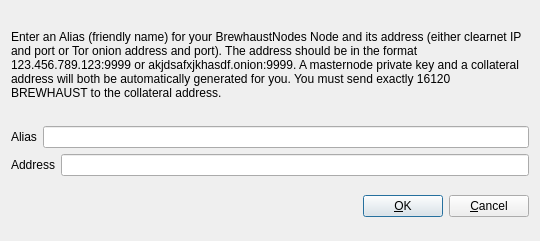
This is src/qt/forms/addeditbrewhaustnode.ui in Nigho/brewhaust as Qt 5 draws it before an edit. The edited form follows.
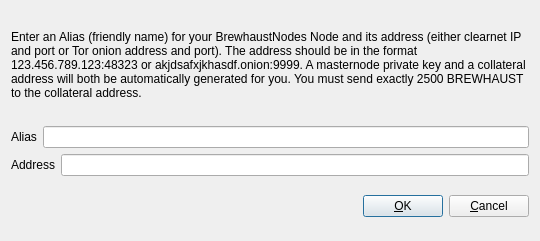
This is the edited form.

Commit message: change RPC port

The edit to the form file:
```diff
--- a/src/qt/forms/addeditbrewhaustnode.ui
+++ b/src/qt/forms/addeditbrewhaustnode.ui
@@ -34,7 +34,7 @@
         </sizepolicy>
        </property>
        <property name="text">
-        <string>&lt;html&gt;&lt;head/&gt;&lt;body&gt;&lt;p&gt;Enter an Alias (friendly name) for your BrewhaustNodes Node and its address (either clearnet IP and port or Tor onion address and port).  The address should be in the format 123.456.789.123:9999 or akjdsafxjkhasdf.onion:9999.  A masternode private key and a collateral address will both be automatically generated for you.  You must send exactly 16120 BREWHAUST to the collateral address.&lt;/p&gt;&lt;/body&gt;&lt;/html&gt;</string>
+        <string>&lt;html&gt;&lt;head/&gt;&lt;body&gt;&lt;p&gt;Enter an Alias (friendly name) for your BrewhaustNodes Node and its address (either clearnet IP and port or Tor onion address and port).  The address should be in the format 123.456.789.123:48323 or akjdsafxjkhasdf.onion:9999.  A masternode private key and a collateral address will both be automatically generated for you.  You must send exactly 2500 BREWHAUST to the collateral address.&lt;/p&gt;&lt;/body&gt;&lt;/html&gt;</string>
        </property>
        <property name="wordWrap">
         <bool>true</bool>
```
The commit also changes 2 other files.
